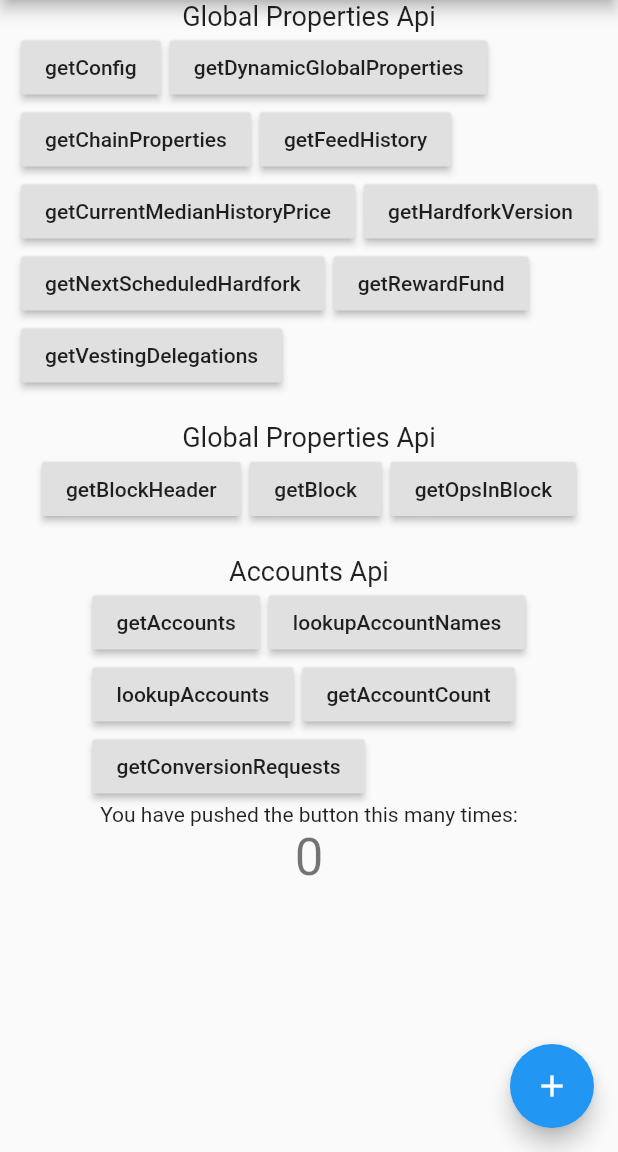
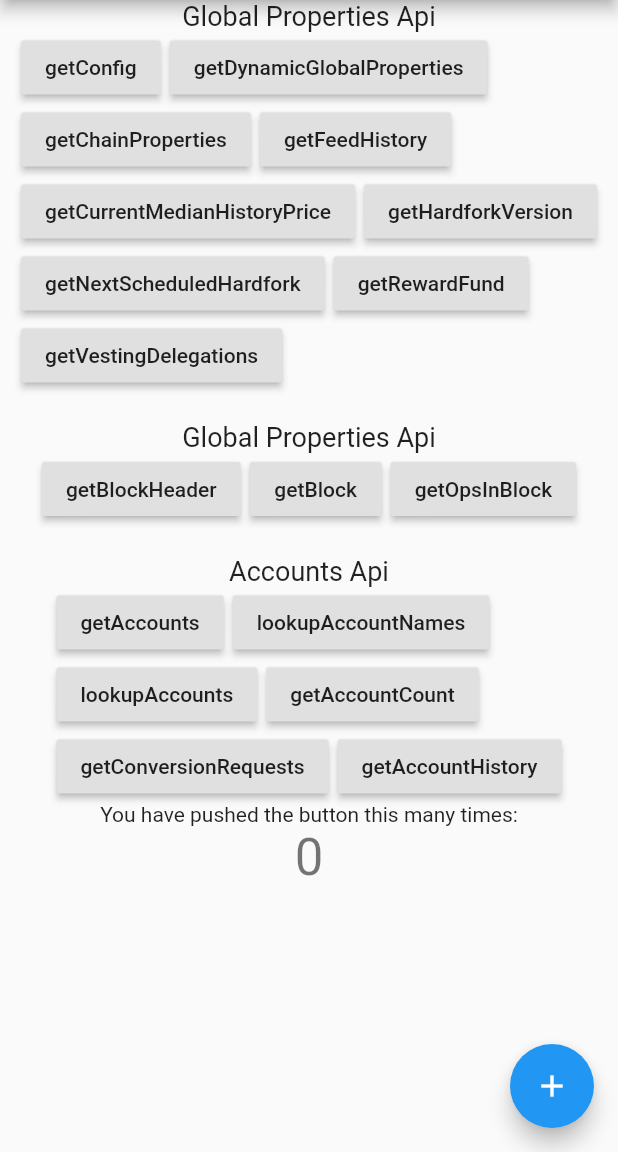
Before and after one commit to dapplr/flutter_hive, a Flutter app: the screen it shows after launch, on a phone screen of 412 x 824 dp, the part 84-1236 px from its top. Run offline on Flutter 3.47's test engine with Material 2 defaults, Android fonts, the phone set to English and light mode, and no system bars; our stand-ins replace dio; network calls fail.

Commit message:
getAccountHistory example added.

```diff
--- a/example/lib/AccountApi.dart
+++ b/example/lib/AccountApi.dart
@@ -71,6 +71,15 @@ class _AccountState extends State<Account> {
     return null;
   }
 
+  dynamic getAccountHistory() async {
+    var res = await hive.api.getAccountHistory(account: "dapplr", from: 5020, limit: 1000);
+    print(res);
+    if (res["status"] == "ok") {
+      return res["data"];
+    }
+    return null;
+  }
+
   @override
   void initState() {
     super.initState();
@@ -117,6 +126,12 @@ class _AccountState extends State<Account> {
               },
               child: Text('getConversionRequests'),
             ),
+            RaisedButton(
+              onPressed: () {
+                getAccountHistory();
+              },
+              child: Text('getAccountHistory'),
+            ),
           ],
         ),
       ],
```
